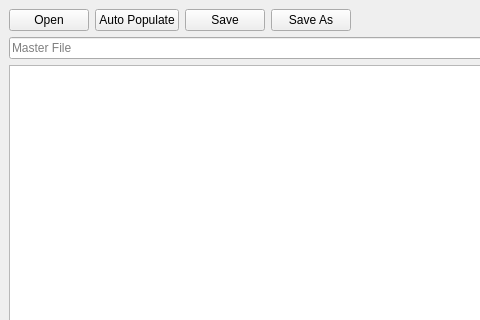
Old version of the form Profile_Migration/mainwindow.ui in the repository ngocminhdao88/REPS_Master_Setup_Migration; both pictures show x 0 to 480 and y 0 to 320 of the 900 by 600 pixel window.
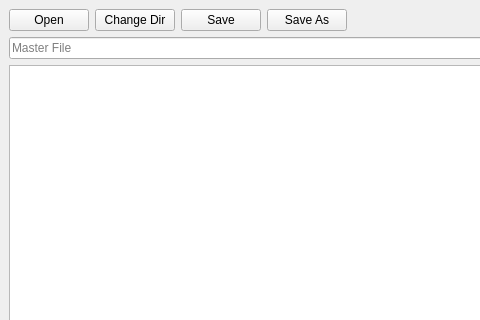
New version of the form. Custom widgets are drawn as their Qt base class.

Commit message: Qt client: change auto populate button to change dir button. Got its function working

```diff
--- a/Profile_Migration/mainwindow.ui
+++ b/Profile_Migration/mainwindow.ui
@@ -33,7 +33,7 @@
          <string>&lt;html&gt;&lt;head/&gt;&lt;body&gt;&lt;p&gt;Auto populate the setup files from selected folder&lt;/p&gt;&lt;/body&gt;&lt;/html&gt;</string>
         </property>
         <property name="text">
-         <string>Auto Populate</string>
+         <string>Change Dir</string>
         </property>
        </widget>
       </item>
```
Left out of the diff: 12 changed lines with no effect on the pictures. The commit also changes 15 other files.
